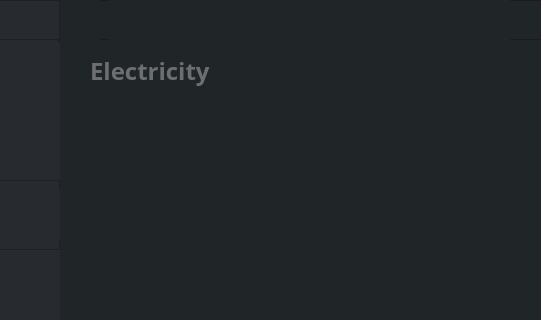
TiberiuMatei/BillyApp, file billy_ui.ui: the form before one commit; both pictures show x 140 to 681 and y 0 to 320 of the 1304 by 920 pixel window.
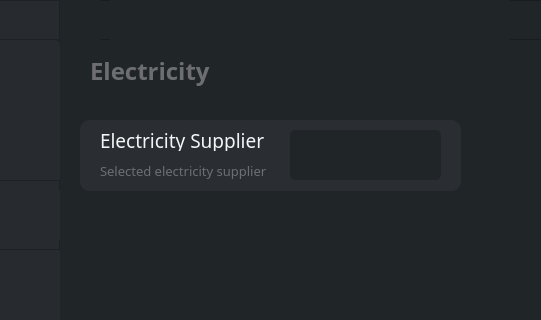
The form after the commit. The open tabs and pages were chosen to show the change. Icons and pictures are not drawn.

Commit message: Electricity page initial checks and interaction

What changed in the file:
```diff
--- a/billy_ui.ui
+++ b/billy_ui.ui
@@ -1124,6 +1124,118 @@
              <enum>Qt::MarkdownText</enum>
             </property>
            </widget>
+           <widget class="QFrame" name="electricitySupplierSelection">
+            <property name="geometry">
+             <rect>
+              <x>20</x>
+              <y>80</y>
+              <width>381</width>
+              <height>71</height>
+             </rect>
+            </property>
+            <property name="styleSheet">
+             <string notr="true">QFrame{
+	border-radius: 10px;	
+	background-color: #2a2e32;
+}</string>
+            </property>
+            <property name="frameShape">
+             <enum>QFrame::StyledPanel</enum>
+            </property>
+            <property name="frameShadow">
+             <enum>QFrame::Raised</enum>
+            </property>
+            <widget class="QLabel" name="lblElectricitySupplierSelection">
+             <property name="geometry">
+              <rect>
+               <x>20</x>
+               <y>10</y>
+               <width>181</width>
+               <height>21</height>
+              </rect>
+             </property>
+             <property name="font">
+              <font>
+               <family>SF UI Display</family>
+               <pointsize>14</pointsize>
+              </font>
+             </property>
+             <property name="styleSheet">
+              <string notr="true">color: #f3f5f6;</string>
+             </property>
+             <property name="text">
+              <string>Electricity Supplier</string>
+             </property>
+            </widget>
+            <widget class="QLabel" name="lblElectricitySupplierSelectionInfo">
+             <property name="geometry">
+              <rect>
+               <x>20</x>
+               <y>40</y>
+               <width>231</width>
+               <height>21</height>
+              </rect>
+             </property>
+             <property name="font">
+              <font>
+               <family>SF UI Display</family>
+               <pointsize>10</pointsize>
+              </font>
+             </property>
+             <property name="styleSheet">
+              <string notr="true">color: #6c6e71;</string>
+             </property>
+             <property name="text">
+              <string>Selected electricity supplier</string>
+             </property>
+            </widget>
+            <widget class="QPushButton" name="btnElectricitySupplierDisplay">
+             <property name="enabled">
+              <bool>false</bool>
+             </property>
+             <property name="geometry">
+              <rect>
+               <x>210</x>
+               <y>10</y>
+               <width>151</width>
+               <height>50</height>
+              </rect>
+             </property>
+             <property name="cursor">
+              <cursorShape>PointingHandCursor</cursorShape>
+             </property>
+             <property name="focusPolicy">
+              <enum>Qt::StrongFocus</enum>
+             </property>
+             <property name="contextMenuPolicy">
+              <enum>Qt::DefaultContextMenu</enum>
+             </property>
+             <property name="styleSheet">
+              <string notr="true">background-color: #202528;
+border-radius: 5px;
+background-repeat: none;
+background-position: center;</string>
+             </property>
+             <property name="text">
+              <string/>
+             </property>
+             <property name="checkable">
+              <bool>true</bool>
+             </property>
+             <property name="checked">
+              <bool>false</bool>
+             </property>
+             <property name="autoDefault">
+              <bool>true</bool>
+             </property>
+             <property name="default">
+              <bool>false</bool>
+             </property>
+             <property name="flat">
+              <bool>true</bool>
+             </property>
+            </widget>
+           </widget>
           </widget>
           <widget class="QWidget" name="pageNaturalGas">
            <widget class="QLabel" name="lblNaturalGasTitle">
```
The commit also changes 11 other files.
